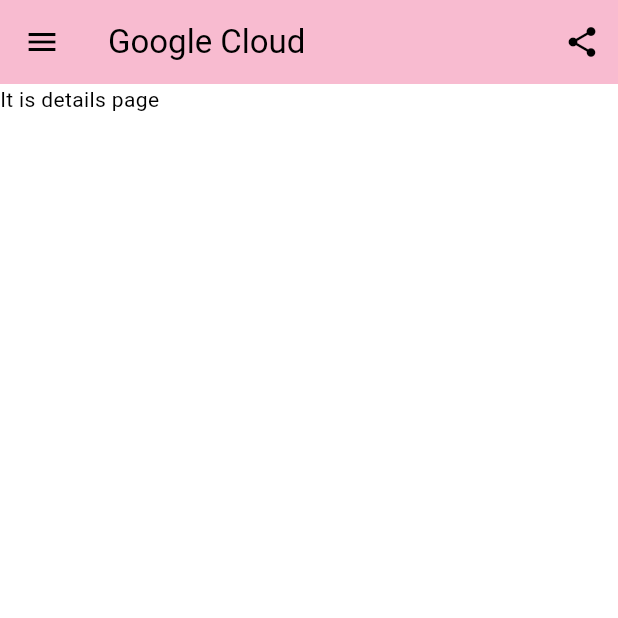
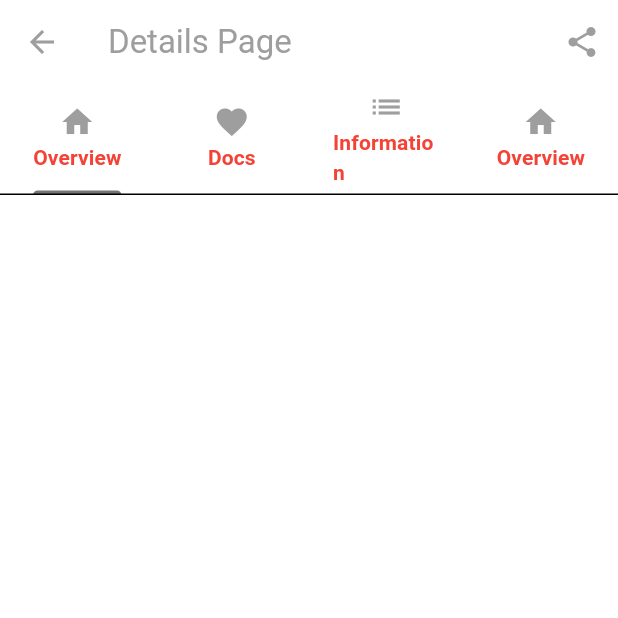
Before and after one commit to IqbalMahbub/Flutter_Lab_Work, a Flutter app: the DetailsActivity screen opened directly, on a phone screen of 412 x 824 dp, the top half of it. Run offline on Flutter 3.47's test engine with Material 3 defaults, Android fonts, the phone set to English and light mode, and no system bars; missing offline and left inert: dart:js.

Commit message:
Details page design

```diff
--- a/lib/DetailsActivity.dart
+++ b/lib/DetailsActivity.dart
@@ -1,4 +1,3 @@
-import 'package:flutter/cupertino.dart';
 import 'package:flutter/material.dart';
 import 'package:lab_work/main.dart';
 
@@ -7,14 +6,51 @@
 
 class DetailsActivity extends StatelessWidget {
   static const details ='It is details page';
+  static const title = 'Details Page';
+
+  const DetailsActivity({super.key});
   @override
   Widget build(BuildContext context) {
-    return Scaffold(
-        appBar:AppBar(leading: AppBarLeading(),title: const Text
-          (title),
-          backgroundColor: Colors.pink.shade100,
-        actions: [actionBar()],),
-      body: const Text(details),
-    );
+    return
+        Scaffold(
+          backgroundColor: Colors.black,
+          body: DefaultTabController(
+             length: 4,
+             child: Scaffold(
+                 appBar: AppBar(
+                   backgroundColor: Colors.transparent,
+                   elevation: 0,
+                   iconTheme: const IconThemeData(
+                     color: Colors.grey
+                   ),
+                   title: const Text(title, style: TextStyle(color: Colors.grey)),
+                   actions: [actionBar()],
+                   bottom: const TabBar(
+                     indicatorColor: Colors.black54,
+                     tabs: [
+                       Tab(
+                         icon: Icon(Icons.home,color: Colors.grey,),
+                         child: Text('Overview',style: TextStyle(fontWeight: FontWeight.bold,color: Colors.red),),
+                       ),
+                       Tab(
+                         icon: Icon(Icons.favorite,color: Colors.grey,),
+                         child: Text('Docs',style: TextStyle(fontWeight:
+                         FontWeight.bold,color: Colors.red),),
+                       ),
+                       Tab(
+                         icon: Icon(Icons.list,color: Colors.grey,),
+                         child: Text('Information',style: TextStyle(fontWeight: FontWeight.bold,color: Colors.red),),
+                       ),
+                       Tab(
+                         icon: Icon(Icons.home,color: Colors.grey,),
+                         child: Text('Overview',style: TextStyle(fontWeight: FontWeight.bold,color: Colors.red),),
+                       )
+                   ],
+                   ),
+
+               )
+            )
+          )
+        );
   }
 }
```
